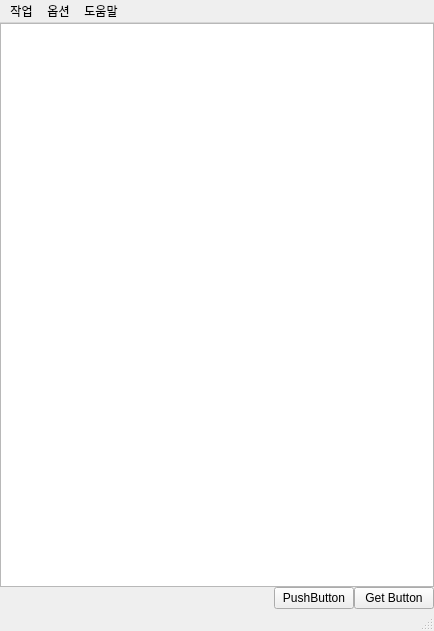
gyuha/wolf-catcher, file src/ui/MainWindow.ui: the form before one commit.
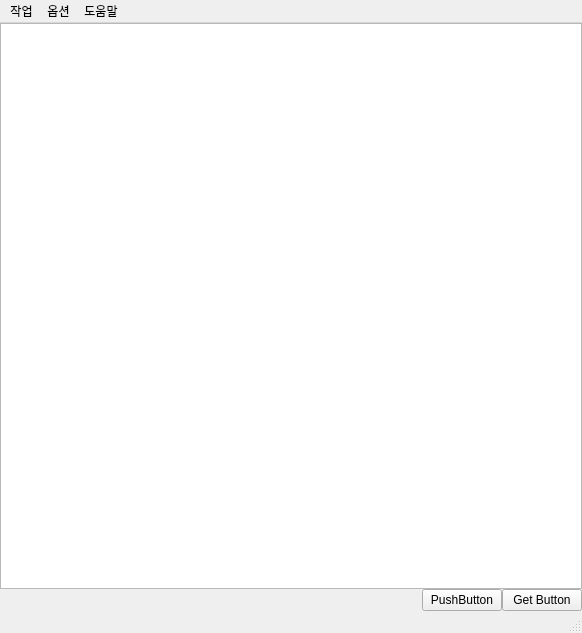
The form after the commit.

```diff
--- a/src/ui/MainWindow.ui
+++ b/src/ui/MainWindow.ui
@@ -6,8 +6,8 @@
    <rect>
     <x>0</x>
     <y>0</y>
-    <width>434</width>
-    <height>631</height>
+    <width>582</width>
+    <height>633</height>
    </rect>
   </property>
   <property name="windowTitle">
@@ -80,7 +80,7 @@
     <rect>
      <x>0</x>
      <y>0</y>
-     <width>434</width>
+     <width>582</width>
      <height>22</height>
     </rect>
    </property>
```
